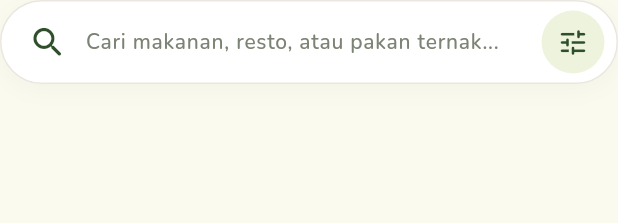
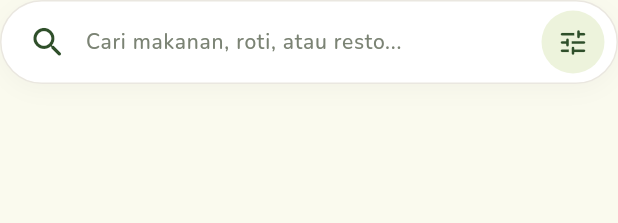
Before and after one commit to LuluKhaira/LastBite_FoodWasted_Mobiledev, a Flutter app: the LbSearchBar widget shown alone on an empty page, opened directly, on a phone screen of 412 x 824 dp. Shown: the top 223 px of the screen. Run offline on Flutter 3.47's test engine with Material 3 defaults, Android fonts, the phone set to English and light mode, and no system bars; our stand-ins replace google_fonts; network calls fail.

Commit message:
benerin beranda

```diff
--- a/lib/features/pelanggan/beranda/beranda_widgets.dart
+++ b/lib/features/pelanggan/beranda/beranda_widgets.dart
@@ -327,7 +327,13 @@ class LbLocationRow extends StatelessWidget {
 // ============================================================
 class LbSearchBar extends StatelessWidget {
   final ValueChanged<String>? onChanged;
-  const LbSearchBar({super.key, this.onChanged});
+  final bool isTernak;
+
+  const LbSearchBar({
+    super.key,
+    this.onChanged,
+    this.isTernak = false,
+  });
 
   @override
   Widget build(BuildContext context) {
@@ -358,7 +364,9 @@ class LbSearchBar extends StatelessWidget {
               decoration: InputDecoration(
                 isDense: true,
                 border: InputBorder.none,
-                hintText: 'Cari makanan, resto, atau pakan ternak...',
+                hintText: isTernak
+                    ? 'Cari pakan ternak, pupuk, atau bahan organik...'
+                    : 'Cari makanan, roti, atau resto...',
                 hintStyle: LbText.body(14, color: LbColors.textGrey),
               ),
             ),
@@ -1249,7 +1257,10 @@ class _BerandaLayoutState extends State<BerandaLayout> {
                     const SizedBox(height: 16),
                     const LbLocationRow(),
                     const SizedBox(height: 14),
-                    LbSearchBar(onChanged: widget.onSearch),
+                    LbSearchBar(
+                      onChanged: widget.onSearch,
+                      isTernak: widget.isTernak,
+                    ),
                     const SizedBox(height: 18),
                     const LbBanner(),
                     const SizedBox(height: 18),
```
